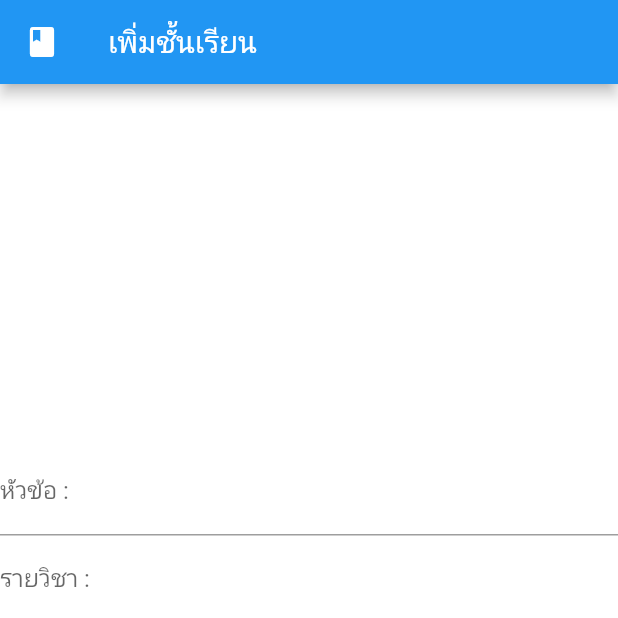
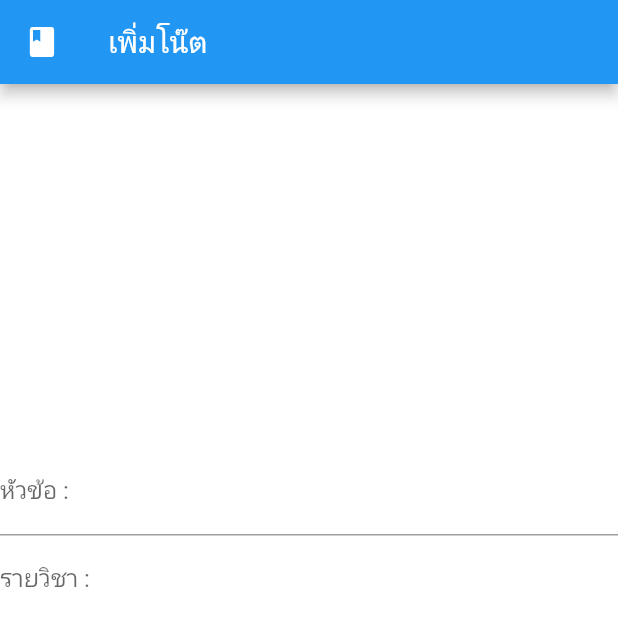
Before and after one commit to Nicezki/Studee, a Flutter app: the AddSchedule screen opened directly, on a phone screen of 412 x 824 dp, the top half of it. Run offline on Flutter 3.47's test engine with Material 2 defaults, Android fonts, the phone set to English and light mode, and no system bars; our stand-ins replace cloud_firestore, firebase_auth, firebase_core; accounts and stored records are empty; network calls fail.

Commit message:
edit title addnote

```diff
--- a/lib/addnote.dart
+++ b/lib/addnote.dart
@@ -15,7 +15,7 @@ class _AddScheduleState extends State<AddSchedule>{
     return Scaffold(
         appBar: AppBar(
           leading: Icon(Icons.book),
-          title: Text('เพิ่มชั้นเรียน'),
+          title: Text('เพิ่มโน๊ต'),
 
 
 
```
